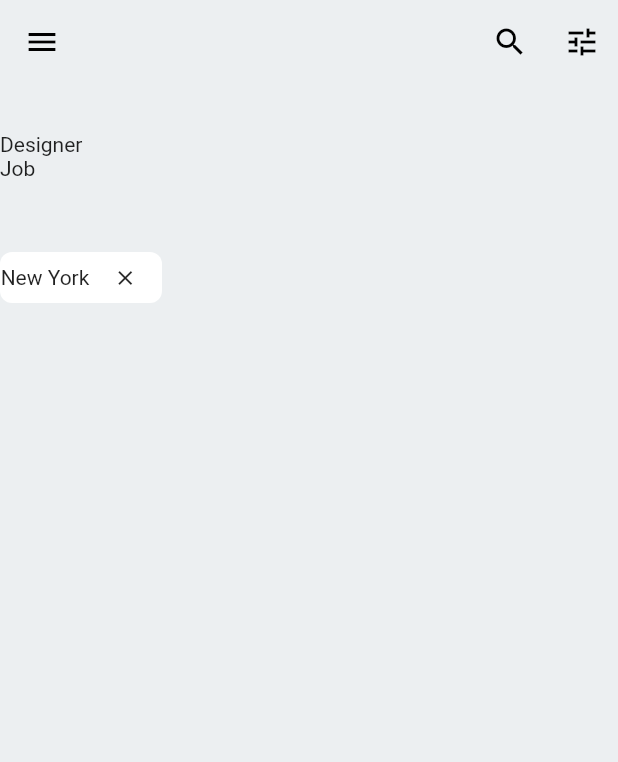
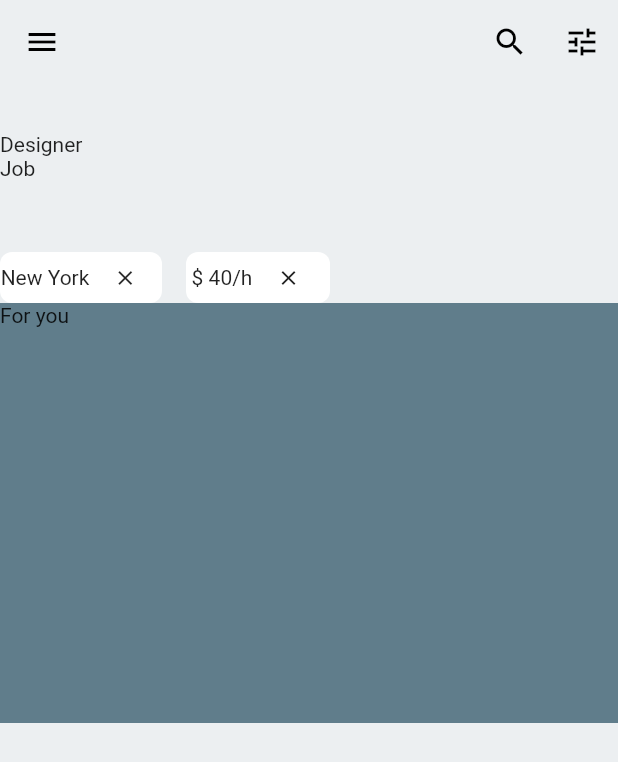
Before and after one commit to JAICHANGPARK/flutter_notebook_the_third_story, a Flutter app: the screen it shows after launch, on a phone screen of 412 x 824 dp. Shown: the top 762 px of the screen. Run offline on Flutter 3.47's test engine with Material 2 defaults, Android fonts, the phone set to English and light mode, and no system bars; our stand-ins replace badges, dotted_border, fl_chart, google_fonts, page_transition, percent_indicator and 1 more.

Commit message:
Update main_page.dart

```diff
--- a/lib/job_finder_app/main_page.dart
+++ b/lib/job_finder_app/main_page.dart
@@ -79,8 +79,41 @@ class _MainPageState extends State<JopFinderMainPage> {
                     ],
                   ),
                 ),
-                Container()
+                SizedBox(width: 16,),
+                Container(
+                  height: 34,
+                  width: 96,
+                  decoration: BoxDecoration(
+                      color: Colors.white,
+                      borderRadius: BorderRadius.circular(8)),
+                  child: Row(
+                    crossAxisAlignment: CrossAxisAlignment.center,
+                    mainAxisAlignment: MainAxisAlignment.center,
+                    children: <Widget>[
+                      Text("\$ 40/h"),
+                      IconButton(
+                        padding: EdgeInsets.zero,
+                        icon: Icon(
+                          Icons.clear,
+                        ),
+                        onPressed: () {},
+                        iconSize: 16,
+                      )
+                    ],
+                  ),
+                ),
               ],
+            ),
+            Container(
+              height: 280,
+              width: double.infinity,
+              color: Colors.blueGrey,
+              child: Column(
+                crossAxisAlignment: CrossAxisAlignment.start,
+                children: <Widget>[
+                    Text("For you")
+                ],
+              ),
             )
           ],
         ),
```
